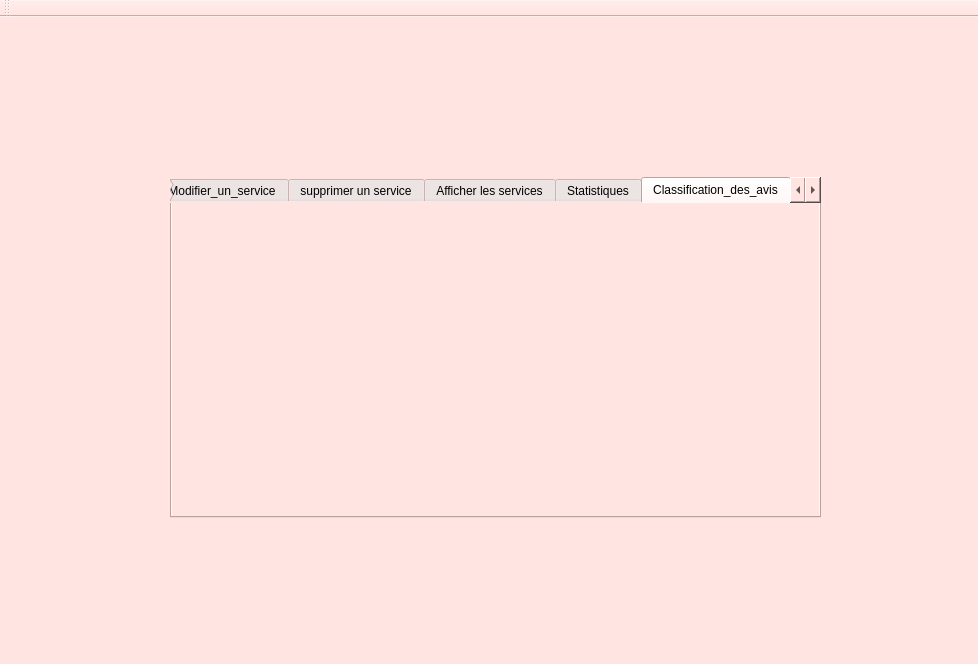
This is Desktop/gestion_des_services/mainwindow.ui in MahdiRebai/MahdiRebai as Qt 5 draws it before an edit. The edited form follows.
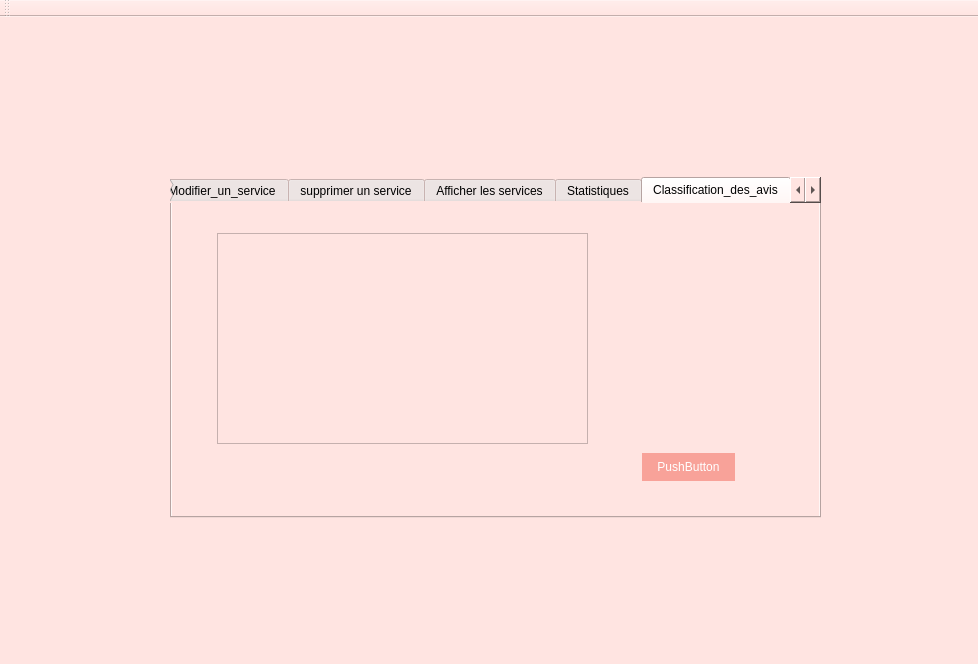
This is the edited form. The open tabs and pages were chosen to show the change.

What changed in the file:
```diff
--- a/Desktop/gestion_des_services/mainwindow.ui
+++ b/Desktop/gestion_des_services/mainwindow.ui
@@ -439,6 +439,29 @@
      <attribute name="title">
       <string>Classification_des_avis</string>
      </attribute>
+     <widget class="QTableView" name="tableView">
+      <property name="geometry">
+       <rect>
+        <x>45</x>
+        <y>30</y>
+        <width>371</width>
+        <height>211</height>
+       </rect>
+      </property>
+     </widget>
+     <widget class="QPushButton" name="pushButton">
+      <property name="geometry">
+       <rect>
+        <x>470</x>
+        <y>250</y>
+        <width>93</width>
+        <height>28</height>
+       </rect>
+      </property>
+      <property name="text">
+       <string>PushButton</string>
+      </property>
+     </widget>
     </widget>
     <widget class="QWidget" name="Promotions">
      <attribute name="title">
```
Left out of the diff: 2 changed lines with no effect on the pictures.
